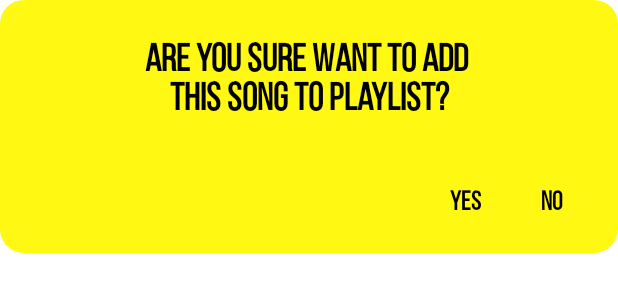
After one commit to icalshapa/BinarVideoPlayer, an Android app: the layout fragment_add_dialog.xml on its own in the app's theme, with its tools: preview values and no code run, on a phone screen of 412 x 824 dp. The commit adds this screen. Shown: the top 300 px of the screen. Run offline under Robolectric (Android 15) with nearby library versions, the phone set to English and light mode, and no system bars.

Commit message:
creating add new song activity

```diff
--- a/app/src/main/java/com/binarteamtwo/binarvideoplayer/addnewsong/AddNewSongPresenter.kt
+++ b/app/src/main/java/com/binarteamtwo/binarvideoplayer/addnewsong/AddNewSongPresenter.kt
@@ -5,7 +5,7 @@ import kotlinx.coroutines.Dispatchers
 import kotlinx.coroutines.launch
 
 class AddNewSongPresenter (
-    private val playlistSource: PlaylistDataSource,
+    private val playlistSource: MediaPlaylistDataSource,
     private val view : AddNewSongContract.View
 ) : BasePresenterImpl(), AddNewSongContract.Presenter {
     override fun insertPlaylist(mediaplaylist: MediaPlaylist) {
--- /dev/null
+++ b/app/src/main/res/drawable/bg_dialog_rounded_yellow.xml
@@ -0,0 +1,8 @@
+<?xml version="1.0" encoding="utf-8"?>
+<shape
+    xmlns:android="http://schemas.android.com/apk/res/android"
+    android:shape="rectangle"
+    android:dither="true">
+    <solid android:color="@color/main_yellow"/>
+    <corners android:radius="16dp"/>
+</shape>
--- /dev/null
+++ b/app/src/main/res/layout/fragment_add_dialog.xml
@@ -0,0 +1,58 @@
+<?xml version="1.0" encoding="utf-8"?>
+<androidx.constraintlayout.widget.ConstraintLayout xmlns:android="http://schemas.android.com/apk/res/android"
+    android:layout_width="match_parent"
+    android:layout_height="wrap_content"
+    xmlns:app="http://schemas.android.com/apk/res-auto"
+    android:background="@drawable/bg_dialog_rounded_yellow"
+    android:padding="24dp">
+
+    <TextView
+        android:id="@+id/tv_dialog_confirmation"
+        android:layout_width="wrap_content"
+        android:layout_height="wrap_content"
+        android:text="Are You Sure Want To Add \nThis Song to Playlist?"
+        android:textAlignment="center"
+        android:fontFamily="@font/bebas_neue_regular"
+        android:textColor="@color/black"
+        android:textSize="26sp"
+        app:layout_constraintLeft_toLeftOf="parent"
+        app:layout_constraintRight_toRightOf="parent"
+        app:layout_constraintTop_toTopOf="parent"
+        android:textStyle="bold" />
+
+    <LinearLayout
+        android:layout_width="wrap_content"
+        android:layout_height="wrap_content"
+        android:layout_marginTop="44dp"
+        android:orientation="horizontal"
+        app:layout_constraintHorizontal_bias="0.955"
+        app:layout_constraintLeft_toLeftOf="parent"
+        app:layout_constraintRight_toRightOf="parent"
+        app:layout_constraintTop_toBottomOf="@id/tv_dialog_confirmation">
+
+        <TextView
+            android:id="@+id/tv_dialog_yes"
+            android:layout_width="wrap_content"
+            android:layout_height="wrap_content"
+            android:layout_marginEnd="20dp"
+            android:fontFamily="@font/bebas_neue_regular"
+            android:text="YES"
+            android:textColor="@color/black"
+            android:textSize="18sp"
+            android:textStyle="bold" />
+
+        <TextView
+            android:id="@+id/tv_dialog_no"
+            android:layout_width="wrap_content"
+            android:layout_height="wrap_content"
+            android:layout_marginStart="20dp"
+            android:fontFamily="@font/bebas_neue_regular"
+            android:text="NO"
+            android:textColor="@color/black"
+            android:textSize="18sp"
+            android:textStyle="bold" />
+
+    </LinearLayout>
+
+
+</androidx.constraintlayout.widget.ConstraintLayout>
```
Also changed, not shown: app/src/main/java/com/binarteamtwo/binarvideoplayer/addnewsong/AddNewSongActivity.kt (+125 -2 lines).
